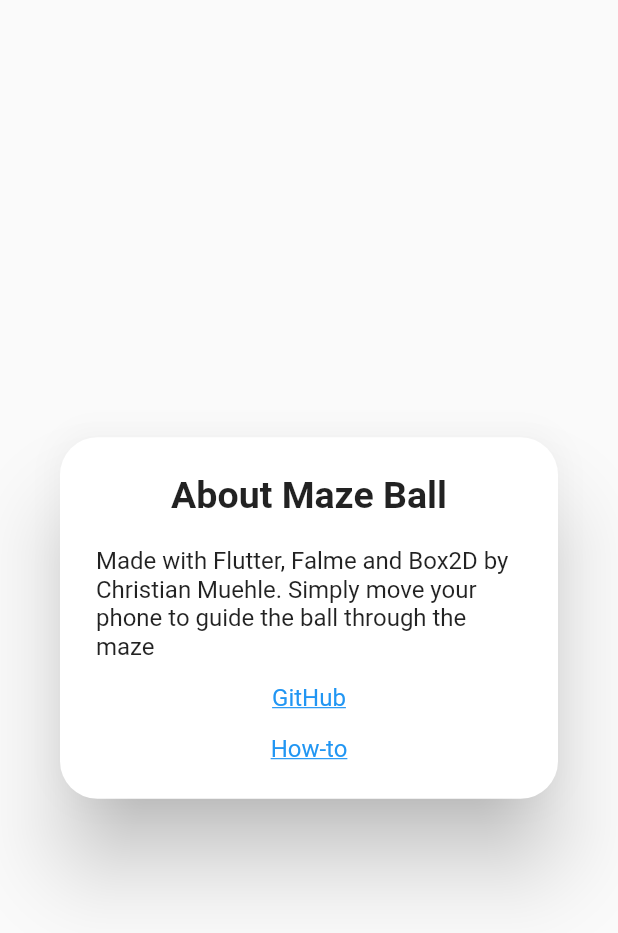
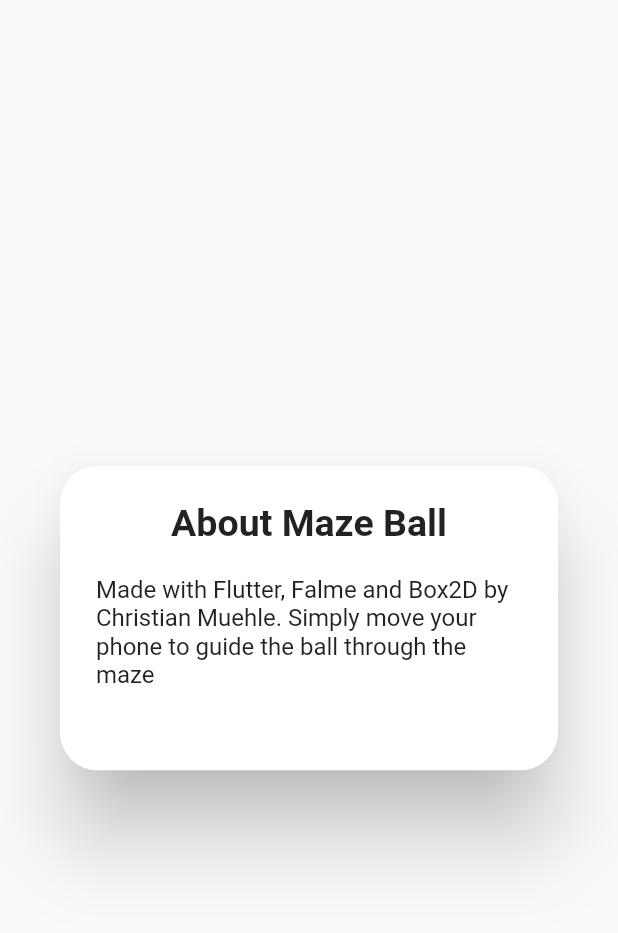
Before and after one commit to fabriciobedin/flutter-maze-game, a Flutter app: the AboutMazeBallDialog widget shown alone on an empty page, opened directly, on a phone screen of 412 x 824 dp. Shown: the top 933 px of the screen. Run offline on Flutter 3.47's test engine with Material 2 defaults, Android fonts, the phone set to English and light mode, and no system bars; our stand-ins replace sensors, shared_preferences, wakelock; missing offline and left inert: box2d_flame, flame, theseus; accounts and stored records are empty; statements that could not run were skipped.

Commit message:
adding theseus and correcting some errors

```diff
--- a/lib/Elements/mazeBuilder.dart
+++ b/lib/Elements/mazeBuilder.dart
@@ -1,5 +1,8 @@
 import 'dart:ui';
 import 'package:box2d_flame/box2d.dart' as box2d;
+import 'package:fluttermazegame/Elements/wall.dart';
+import 'package:fluttermazegame/game.dart';
+import 'package:theseus/theseus.dart';
 
 class MazeBuilder {
   //Size of the maze
@@ -9,7 +12,7 @@ class MazeBuilder {
   Size cellSize;
   //The generator
   OrthogonalMaze _mazeGenerator;
-  final MazeBallGame game;
+  final FlutterMazeGame game;
   //All walls of the maze
   final List<Wall> walls = new List();
 
--- a/lib/Elements/wall.dart
+++ b/lib/Elements/wall.dart
@@ -1,10 +1,12 @@
 import 'dart:ui';
 import 'package:box2d_flame/box2d.dart';
 import 'package:flutter/material.dart';
+import 'package:fluttermazegame/game.dart';
+import 'package:fluttermazegame/helper.dart';
 
 class Wall {
   //Ref to our game object
-  final MazeBallGame game;
+  final FlutterMazeGame game;
   //Size of the ball, radius in meter
   static final double wallWidth = 5;
   //Physic objects
--- a/lib/Views/aboutDialog.dart
+++ b/lib/Views/aboutDialog.dart
@@ -1,5 +1,4 @@
 import 'package:flutter/material.dart';
-import 'package:url_launcher/url_launcher.dart';
 
 class AboutMazeBallDialog extends StatelessWidget {
   @override
@@ -24,29 +23,9 @@ class AboutMazeBallDialog extends StatelessWidget {
           SizedBox(
             height: 15,
           ),
-          InkWell(
-            child: Text(
-              "GitHub",
-              style: TextStyle(
-                color: Colors.blue,
-                decoration: TextDecoration.underline,
-              ),
-            ),
-            onTap: () => launch("https://github.com/Dev-Owl/Mazeball"),
-          ),
           SizedBox(
             height: 15,
           ),
-          InkWell(
-            child: Text(
-              "How-to",
-              style: TextStyle(
-                color: Colors.blue,
-                decoration: TextDecoration.underline,
-              ),
-            ),
-            onTap: () => launch("https://medium.com/@c.muehle18"),
-          )
         ],
       ),
     );
--- a/lib/Views/base/baseView.dart
+++ b/lib/Views/base/baseView.dart
@@ -1,6 +1,6 @@
 import 'package:flutter/widgets.dart';
-import 'package:mazeball/Views/base/viewSwtichMessage.dart';
-import 'package:mazeball/Views/viewManager.dart';
+import 'package:fluttermazegame/Views/base/viewSwtichMessage.dart';
+import 'package:fluttermazegame/Views/viewManager.dart';
 
 enum GameView {
   MainMenuBackground,
--- a/lib/Views/base/viewSwtichMessage.dart
+++ b/lib/Views/base/viewSwtichMessage.dart
@@ -1,4 +1,4 @@
-import 'package:mazeball/Views/base/baseView.dart';
+import 'package:fluttermazegame/Views/base/baseView.dart';
 
 class ViewSwitchMessage{
 
--- a/pubspec.yaml
+++ b/pubspec.yaml
@@ -28,6 +28,8 @@ dependencies:
   sensors: ^0.4.2+2
   shared_preferences: ^0.5.7+3
   wakelock: ^0.1.4+1
+  theseus: ^2.0.0
+
 
 
   # The following adds the Cupertino Icons font to your application.
```
Also changed, not shown: lib/Views/mainMenu.dart (+6 -6 lines), lib/Views/mainMenuBackground.dart (+5 -5 lines), lib/Views/option.dart (+6 -7 lines), lib/Views/optionBackground.dart (+4 -4 lines), lib/Views/playingView.dart (+7 -7 lines), lib/Views/viewManager.dart (+7 -6 lines), lib/game.dart (+11 -11 lines), pubspec.lock.
